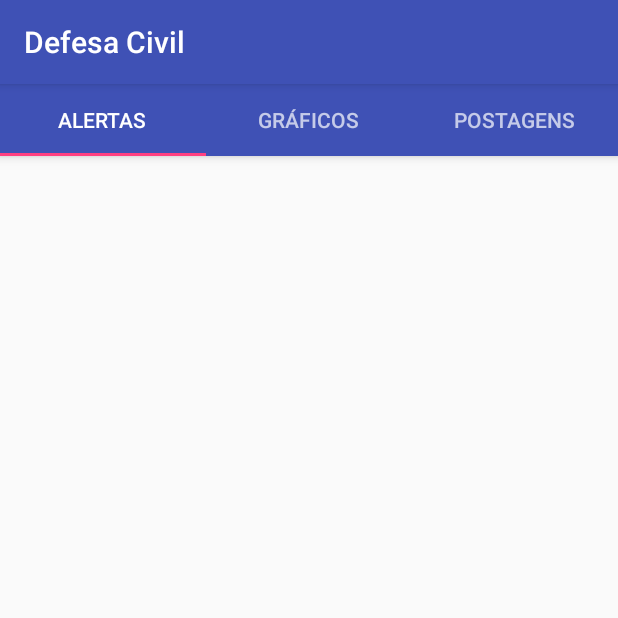
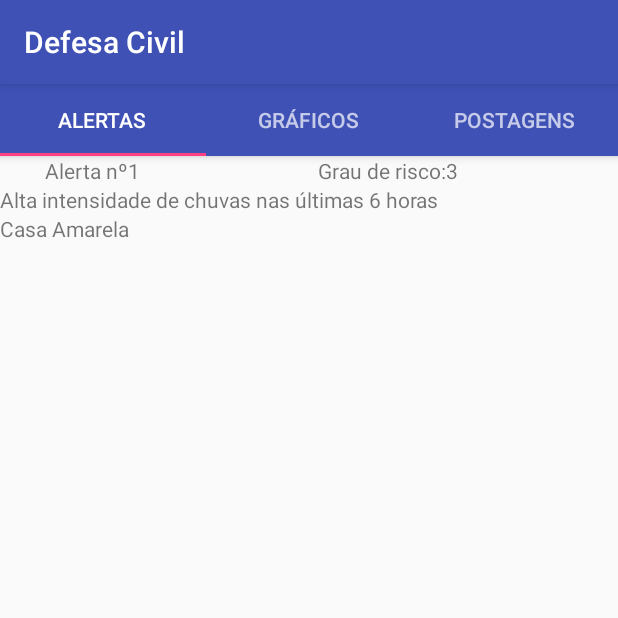
Before and after one commit to GuilhermeMelo18/projeto-inovacao, an Android app: the ListaAlertaFragment screen opened directly, with no data from a screen before it, on a phone screen of 412 x 824 dp, the top half of it. Run offline under Robolectric (Android 15) with nearby library versions, the phone set to English and light mode, and no system bars.

Commit message:
Tela lista de Alertas

```diff
--- a/app/build.gradle
+++ b/app/build.gradle
@@ -28,6 +28,7 @@ dependencies {
     androidTestImplementation 'com.android.support.test:runner:1.0.1'
     androidTestImplementation 'com.android.support.test.espresso:espresso-core:3.0.2'
     compile 'com.android.support:cardview-v7:24.2.1'
+    implementation 'com.android.support:recyclerview-v7:27.0.2'
 
 
 }
--- a/app/src/main/java/com/inovi/allerta/activity/LoginActivity.java
+++ b/app/src/main/java/com/inovi/allerta/activity/LoginActivity.java
@@ -8,7 +8,7 @@ import android.widget.Button;
 import android.widget.EditText;
 import android.widget.Toast;
 
-import com.inovi.allerta.MainActivity;
+//import com.inovi.allerta.MainActivity;
 import com.inovi.allerta.R;
 import com.inovi.allerta.fragmentos.ListaAlertaFragment;
 
@@ -39,7 +39,8 @@ public class LoginActivity extends AppCompatActivity{
                     finish();
 
                 }else if (login.getText().toString().equals("externo") && senha.getText().toString().equals("123")){
-                    Intent i = new Intent(LoginActivity.this, MainActivity.class);
+                    //Intent i = new Intent(LoginActivity.this, MainActivity.class);
+                    Intent i = new Intent(LoginActivity.this, DefesaCivilActivity.class);
                     startActivity(i);
                     finish();
 
--- /dev/null
+++ b/app/src/main/java/com/inovi/allerta/adapter/AlertasAdapter.java
@@ -0,0 +1,64 @@
+package com.inovi.allerta.adapter;
+
+import android.support.v7.widget.RecyclerView;
+import android.view.LayoutInflater;
+import android.view.View;
+import android.view.ViewGroup;
+import android.widget.TextView;
+
+import com.inovi.allerta.R;
+import com.inovi.allerta.modelos.Alerta;
+
+import java.util.List;
+
+public class AlertasAdapter extends RecyclerView.Adapter<AlertasAdapter.MyViewHolder> {
+
+    private List<Alerta> alertas;
+
+    public AlertasAdapter(List<Alerta> alertas) {
+        this.alertas = alertas;
+    }
+
+    public class MyViewHolder extends RecyclerView.ViewHolder {
+
+        TextView titulo;
+        TextView grauDeRisco;
+        TextView informacao;
+        TextView area;
+
+        public MyViewHolder(View itemView) {
+            super(itemView);
+
+            titulo = itemView.findViewById(R.id.txtTitulo);
+            grauDeRisco = itemView.findViewById(R.id.grauDeRisco);
+            informacao = itemView.findViewById(R.id.txtInformacao);
+            area = itemView.findViewById(R.id.bairro);
+
+        }
+    }
+
+    @Override
+    public MyViewHolder onCreateViewHolder(ViewGroup parent, int viewType) {
+
+        View itemLista = LayoutInflater.from(parent.getContext())
+                .inflate(R.layout.adapter_alerta, parent, false);
+
+        return new MyViewHolder(itemLista);
+    }
+
+    @Override
+    public void onBindViewHolder(MyViewHolder holder, int position) {
+
+        Alerta alerta = alertas.get(position);
+        holder.titulo.setText(alerta.getTitulo());
+        holder.informacao.setText(alerta.getInformacao());
+        holder.area.setText(alerta.getAreaAlerta());
+        holder.grauDeRisco.setText(alerta.getGrauRisco());
+
+    }
+
+    @Override
+    public int getItemCount() {
+        return alertas.size();
+    }
+}
--- a/app/src/main/java/com/inovi/allerta/fragmentos/ListaAlertaFragment.java
+++ b/app/src/main/java/com/inovi/allerta/fragmentos/ListaAlertaFragment.java
@@ -2,11 +2,20 @@ package com.inovi.allerta.fragmentos;
 
 import android.os.Bundle;
 import android.support.v4.app.Fragment;
+import android.support.v7.widget.LinearLayoutManager;
+import android.support.v7.widget.RecyclerView;
+import android.support.v7.widget.SearchView;
 import android.view.LayoutInflater;
 import android.view.View;
 import android.view.ViewGroup;
+import android.widget.ArrayAdapter;
+import android.widget.ListView;
+import android.widget.TextView;
 
+import com.inovi.allerta.AlertaAdapter;
 import com.inovi.allerta.R;
+import com.inovi.allerta.RecyclerViewOnClickListenerHack;
+import com.inovi.allerta.adapter.AlertasAdapter;
 import com.inovi.allerta.modelos.Alerta;
 
 import java.util.ArrayList;
@@ -15,34 +24,45 @@ import java.util.List;
 public class ListaAlertaFragment extends Fragment {
     private View rootView;
     private List<Alerta> alerta;
+    private AlertasAdapter adapter;
+    private RecyclerView myRecyclerView;
 
     public View onCreateView(LayoutInflater inflater, ViewGroup container, Bundle savedInstanceState) {
-        this.rootView = inflater.inflate(R.layout.fragment_alerta, container, false);
+        this.rootView = inflater.inflate(R.layout.lista, container, false);
 
         this.alerta = new ArrayList<>();
 
         this.alerta.add(new Alerta("Alerta nº1", "Alta intensidade de chuvas nas últimas 6 horas",
-                "Casa Amarela", true, 3));
+                "Casa Amarela",  "3"));
         this.alerta.add(new Alerta("Alerta nº2", "Média intensidade de chuvas nas últimas 12 horas",
-                "Macaxeira", true, 2));
+                "Macaxeira",  "2"));
         this.alerta.add(new Alerta("Alerta nº3", "Quantidade de chuva nas últimas 24 horas",
-                "Iputinga", true, 1));
+                "Iputinga",  "1"));
         this.alerta.add(new Alerta("Alerta nº4", "Média intensidade de chuvas nas últimas 12 horas",
-                "Torrões", true, 2));
+                "Torrões",  "2"));
         this.alerta.add(new Alerta("Alerta nº5", "Barreiras deslisando devido as chuvas",
-                "Alto do Mandu", true, 3));
+                "Alto do Mandu",  "3"));
         this.alerta.add(new Alerta("Alerta nº6", "Quantidade de chuva nas últimas 24 horas",
-                "Dois Irmãos", true, 1));
+                "Dois Irmãos",  "1"));
         this.alerta.add(new Alerta("Alerta nº7", "Quantidade de chuva nas últimas 24 horas",
-                "Espinheiro", true, 1));
+                "Espinheiro",  "1"));
         this.alerta.add(new Alerta("Alerta nº8", "Quantidade de chuva nas últimas 24 horas",
-                "Casa Caiada", true, 1));
+                "Casa Caiada",  "1"));
         this.alerta.add(new Alerta("Alerta nº9", "Média intensidade de chuvas nas últimas 12 horas",
-                "Alto da Bondade", true, 2));
+                "Alto da Bondade", "2"));
         this.alerta.add(new Alerta("Alerta nº10", "Barreiras deslisando devido as chuvas",
-                "Vasco da Gama", true, 3));
+                "Vasco da Gama", "3"));
 
+        myRecyclerView = rootView.findViewById(R.id.lista);
 
+        //Configurar adapter
+        this.adapter = new AlertasAdapter (this.alerta);
+
+        //Configurar Recyclerview
+        RecyclerView.LayoutManager layoutManager = new LinearLayoutManager(getActivity());
+        myRecyclerView.setLayoutManager(layoutManager);
+        myRecyclerView.setHasFixedSize(true);
+        myRecyclerView.setAdapter( adapter );
 
         return rootView;
     }
--- a/app/src/main/java/com/inovi/allerta/modelos/Alerta.java
+++ b/app/src/main/java/com/inovi/allerta/modelos/Alerta.java
@@ -5,16 +5,15 @@ public class Alerta {
     private String informacao;
     private String areaAlerta;
     private boolean statusEnvio;
-    private int grauRisco;
+    private String grauRisco;
 
     public Alerta() {
     }
 
-    public Alerta(String titulo, String informacao, String areaAlerta, boolean statusEnvio, int grauRisco) {
+    public Alerta(String titulo, String informacao, String areaAlerta, String grauRisco) {
         this.titulo = titulo;
         this.informacao = informacao;
         this.areaAlerta = areaAlerta;
-        this.statusEnvio = statusEnvio;
         this.grauRisco = grauRisco;
     }
 
@@ -50,11 +49,11 @@ public class Alerta {
         this.statusEnvio = statusEnvio;
     }
 
-    public int getGrauRisco() {
+    public String getGrauRisco() {
         return grauRisco;
     }
 
-    public void setGrauRisco(int grauRisco) {
+    public void setGrauRisco(String grauRisco) {
         this.grauRisco = grauRisco;
     }
 
@@ -64,7 +63,6 @@ public class Alerta {
                 "titulo='" + titulo + '\'' +
                 ", informacao='" + informacao + '\'' +
                 ", areaAlerta=" + areaAlerta +
-                ", statusEnvio=" + statusEnvio +
                 ", grauRisco=" + grauRisco +
                 '}';
     }
--- /dev/null
+++ b/app/src/main/res/layout/adapter_alerta.xml
@@ -0,0 +1,58 @@
+<?xml version="1.0" encoding="utf-8"?>
+<LinearLayout xmlns:android="http://schemas.android.com/apk/res/android"
+    xmlns:app="http://schemas.android.com/apk/res-auto"
+    xmlns:tools="http://schemas.android.com/tools"
+    android:layout_width="match_parent"
+    android:layout_height="match_parent"
+    android:orientation="vertical">
+
+    <LinearLayout
+        android:layout_width="match_parent"
+        android:layout_height="wrap_content"
+        android:orientation="horizontal">
+
+
+        <TextView
+            android:id="@+id/txtTitulo"
+            android:layout_width="150dp"
+            android:layout_height="wrap_content"
+            android:layout_marginStart="30dp" />
+
+        <TextView
+            android:id="@+id/txtGrauDeRisco"
+            android:layout_width="wrap_content"
+            android:layout_height="wrap_content"
+            android:layout_marginStart="32dp"
+            android:text="@string/grau_de_risco" />
+
+        <TextView
+            android:id="@+id/grauDeRisco"
+            android:layout_width="wrap_content"
+            android:layout_height="wrap_content" />
+    </LinearLayout>
+
+    <TextView
+        android:id="@+id/txtInformacao"
+        android:layout_width="wrap_content"
+        android:layout_height="wrap_content" />
+
+    <LinearLayout
+        android:layout_width="match_parent"
+        android:layout_height="wrap_content"
+        android:orientation="horizontal">
+
+
+        <TextView
+            android:id="@+id/txtBairro"
+            android:layout_width="wrap_content"
+            android:layout_height="wrap_content"
+            tools:text="@string/bairro" />
+
+        <TextView
+            android:id="@+id/bairro"
+            android:layout_width="wrap_content"
+            android:layout_height="wrap_content" />
+    </LinearLayout>
+
+
+</LinearLayout>
--- a/app/src/main/res/layout/fragment_alerta.xml
+++ /dev/null
@@ -1,19 +0,0 @@
-<?xml version="1.0" encoding="utf-8"?>
-<RelativeLayout xmlns:android="http://schemas.android.com/apk/res/android"
-    android:orientation="vertical" android:layout_width="match_parent"
-    android:layout_height="match_parent">
-    <android.support.v7.widget.RecyclerView
-        android:id="@+id/lista"
-        android:scrollbars="vertical"
-        android:layout_width="match_parent"
-        android:layout_weight="2"
-        android:layout_height="match_parent"/>
-    <ProgressBar
-        android:id="@+id/progress"
-        android:layout_width="match_parent"
-        android:layout_height="60dp"
-        android:padding="5dp"
-        android:layout_weight="1"
-        android:visibility="gone"
-        android:layout_gravity="center_horizontal" />
-</RelativeLayout>
--- /dev/null
+++ b/app/src/main/res/layout/lista.xml
@@ -0,0 +1,12 @@
+<?xml version="1.0" encoding="utf-8"?>
+<LinearLayout
+    xmlns:android="http://schemas.android.com/apk/res/android"
+    android:orientation="vertical"
+    android:layout_width="match_parent"
+    android:layout_height="match_parent">
+
+    <android.support.v7.widget.RecyclerView
+        android:id="@+id/lista"
+        android:layout_width="match_parent"
+        android:layout_height="match_parent" />
+</LinearLayout>
--- a/app/src/main/res/values/strings_marcos.xml
+++ b/app/src/main/res/values/strings_marcos.xml
@@ -4,4 +4,6 @@
     <string name="postagens">Postagens</string>
     <string name="graficos">Gráficos</string>
     <string name="titulo_defesa_civil">Defesa Civil</string>
+    <string name="grau_de_risco">Grau de risco:</string>
+    <string name="bairro">Bairro:</string>
 </resources>
```
Also changed, not shown: app/src/main/java/com/inovi/allerta/AlertaAdapter.java (added, +87 -0 lines), app/src/main/java/com/inovi/allerta/RecyclerViewOnClickListenerHack.java (added, +7 -0 lines).
